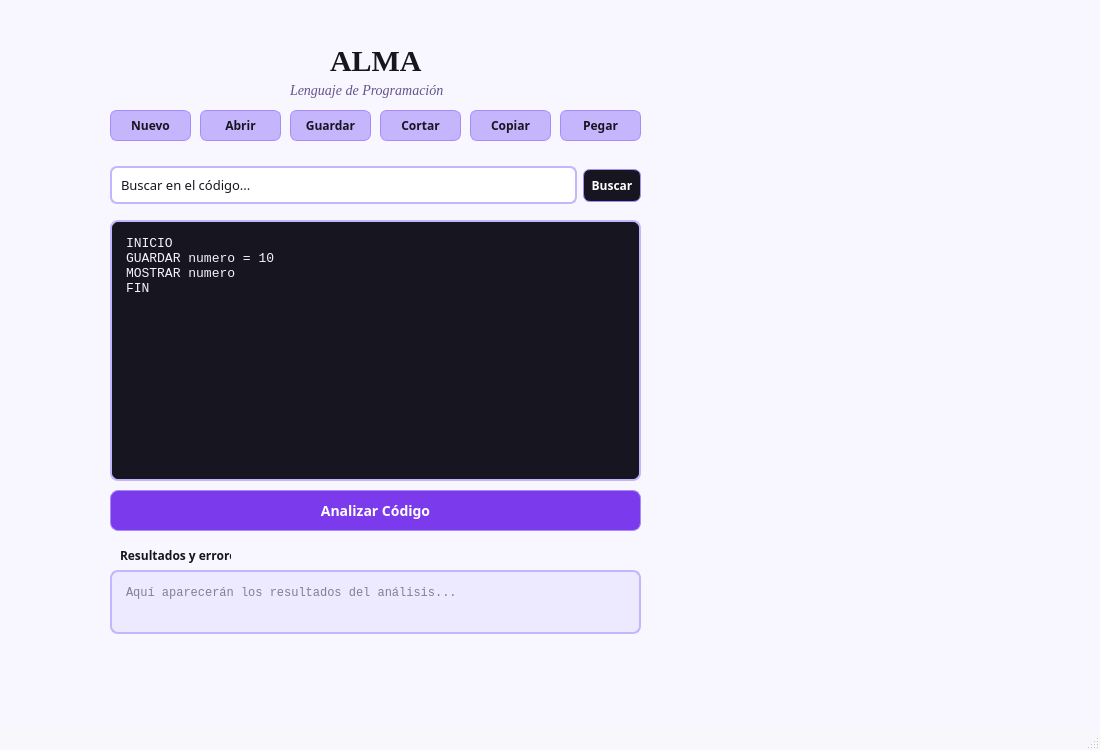
Old version of the form PROYECTO FINAL AUTOMATAS/interfaz/diseño.ui in the repository alito374/Proyecto-Final-.
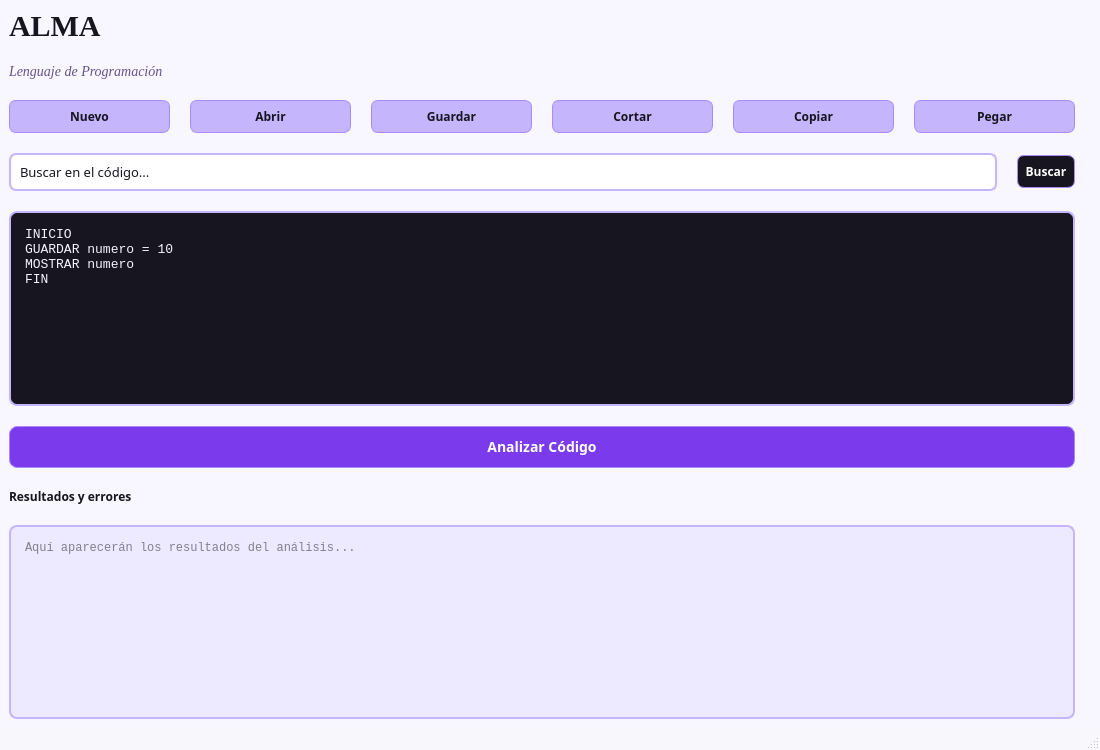
New version of the form.

Commit message: Interfaz actualizada conexion de primeros botones

```diff
--- a/PROYECTO FINAL AUTOMATAS/interfaz/diseño.ui
+++ b/PROYECTO FINAL AUTOMATAS/interfaz/diseño.ui
@@ -82,20 +82,26 @@
 </string>
   </property>
   <widget class="QWidget" name="centralwidget">
+   <property name="layoutDirection">
+    <enum>Qt::LayoutDirection::LeftToRight</enum>
+   </property>
    <property name="styleSheet">
     <string notr="true">QWidget#centralwidget {
     background-color: #F8F7FF;
 }</string>
    </property>
+   <layout class="QVBoxLayout" name="verticalLayout">
+    <property name="spacing">
+     <number>20</number>
+    </property>
+    <property name="leftMargin">
+     <number>9</number>
+    </property>
+    <property name="rightMargin">
+     <number>25</number>
+    </property>
+    <item>
    <widget class="QLabel" name="ALMA">
-    <property name="geometry">
-     <rect>
-      <x>330</x>
-      <y>30</y>
-      <width>101</width>
-      <height>61</height>
-     </rect>
-    </property>
     <property name="font">
      <font>
       <family>Times New Roman</family>
@@ -114,15 +120,9 @@
      <string>ALMA</string>
     </property>
    </widget>
+    </item>
+    <item>
    <widget class="QLabel" name="subtituloALMA">
-    <property name="geometry">
-     <rect>
-      <x>290</x>
-      <y>80</y>
-      <width>181</width>
-      <height>21</height>
-     </rect>
-    </property>
     <property name="font">
      <font>
       <family>Times New Roman</family>
@@ -142,53 +142,11 @@
      <string>Lenguaje de Programación</string>
     </property>
    </widget>
-   <widget class="QPushButton" name="btnGuardar">
-    <property name="geometry">
-     <rect>
-      <x>290</x>
-      <y>110</y>
-      <width>81</width>
-      <height>31</height>
-     </rect>
-    </property>
-    <property name="font">
-     <font>
-      <family>Traditional Arabic</family>
-      <bold>true</bold>
-     </font>
-    </property>
-    <property name="text">
-     <string>Guardar</string>
-    </property>
-   </widget>
-   <widget class="QPushButton" name="btnAbrir">
-    <property name="geometry">
-     <rect>
-      <x>200</x>
-      <y>110</y>
-      <width>81</width>
-      <height>31</height>
-     </rect>
-    </property>
-    <property name="font">
-     <font>
-      <family>Traditional Arabic</family>
-      <bold>true</bold>
-     </font>
-    </property>
-    <property name="text">
-     <string>Abrir</string>
-    </property>
-   </widget>
+    </item>
+    <item>
+     <layout class="QHBoxLayout" name="horizontalLayout_2">
+      <item>
    <widget class="QPushButton" name="btnNuevo">
-    <property name="geometry">
-     <rect>
-      <x>110</x>
-      <y>110</y>
-      <width>81</width>
-      <height>31</height>
-     </rect>
-    </property>
     <property name="font">
      <font>
       <family>Traditional Arabic</family>
@@ -202,15 +160,35 @@
      <string>Nuevo</string>
     </property>
    </widget>
+      </item>
+      <item>
+       <widget class="QPushButton" name="btnAbrir">
+        <property name="font">
+         <font>
+          <family>Traditional Arabic</family>
+          <bold>true</bold>
+         </font>
+        </property>
+        <property name="text">
+         <string>Abrir</string>
+        </property>
+       </widget>
+      </item>
+      <item>
+       <widget class="QPushButton" name="btnGuardar">
+        <property name="font">
+         <font>
+          <family>Traditional Arabic</family>
+          <bold>true</bold>
+         </font>
+        </property>
+        <property name="text">
+         <string>Guardar</string>
+        </property>
+       </widget>
+      </item>
+      <item>
    <widget class="QPushButton" name="btnCortar">
-    <property name="geometry">
-     <rect>
-      <x>380</x>
-      <y>110</y>
-      <width>81</width>
-      <height>31</height>
-     </rect>
-    </property>
     <property name="font">
      <font>
       <family>Traditional Arabic</family>
@@ -221,15 +199,9 @@
      <string>Cortar</string>
     </property>
    </widget>
+      </item>
+      <item>
    <widget class="QPushButton" name="btnCopiar">
-    <property name="geometry">
-     <rect>
-      <x>470</x>
-      <y>110</y>
-      <width>81</width>
-      <height>31</height>
-     </rect>
-    </property>
     <property name="font">
      <font>
       <family>Traditional Arabic</family>
@@ -240,15 +212,9 @@
      <string>Copiar</string>
     </property>
    </widget>
+      </item>
+      <item>
    <widget class="QPushButton" name="btnPegar">
-    <property name="geometry">
-     <rect>
-      <x>560</x>
-      <y>110</y>
-      <width>81</width>
-      <height>31</height>
-     </rect>
-    </property>
     <property name="font">
      <font>
       <family>Traditional Arabic</family>
@@ -259,15 +225,41 @@
      <string>Pegar</string>
     </property>
    </widget>
+      </item>
+     </layout>
+    </item>
+    <item>
+     <layout class="QHBoxLayout" name="horizontalLayout">
+      <item>
+       <widget class="QLineEdit" name="entradaBuscar">
+        <property name="font">
+         <font>
+          <family>Traditional Arabic</family>
+          <pointsize>10</pointsize>
+         </font>
+        </property>
+        <property name="text">
+         <string>Buscar en el código...</string>
+        </property>
+       </widget>
+      </item>
+      <item>
+       <widget class="QPushButton" name="btnBuscar">
+        <property name="font">
+         <font>
+          <family>Traditional Arabic</family>
+          <bold>true</bold>
+         </font>
+        </property>
+        <property name="text">
+         <string>Buscar</string>
+        </property>
+       </widget>
+      </item>
+     </layout>
+    </item>
+    <item>
    <widget class="QPlainTextEdit" name="editorCodigo">
-    <property name="geometry">
-     <rect>
-      <x>110</x>
-      <y>220</y>
-      <width>531</width>
-      <height>261</height>
-     </rect>
-    </property>
     <property name="font">
      <font>
       <family>Consolas</family>
@@ -284,15 +276,9 @@
      <string>INICIO  GUARDAR numero = 10  MOSTRAR numero  FIN</string>
     </property>
    </widget>
+    </item>
+    <item>
    <widget class="QPushButton" name="btnAnalizar">
-    <property name="geometry">
-     <rect>
-      <x>110</x>
-      <y>490</y>
-      <width>531</width>
-      <height>41</height>
-     </rect>
-    </property>
     <property name="font">
      <font>
       <family>Traditional Arabic</family>
@@ -317,15 +303,9 @@
      <string>Analizar Código</string>
     </property>
    </widget>
+    </item>
+    <item>
    <widget class="QLabel" name="Resultados">
-    <property name="geometry">
-     <rect>
-      <x>120</x>
-      <y>540</y>
-      <width>111</width>
-      <height>31</height>
-     </rect>
-    </property>
     <property name="font">
      <font>
       <family>Traditional Arabic</family>
@@ -336,15 +316,9 @@
      <string>Resultados y errores</string>
     </property>
    </widget>
+    </item>
+    <item>
    <widget class="QTextEdit" name="tituloResultados">
-    <property name="geometry">
-     <rect>
-      <x>110</x>
-      <y>570</y>
-      <width>531</width>
-      <height>64</height>
-     </rect>
-    </property>
     <property name="readOnly">
      <bool>true</bool>
     </property>
@@ -352,44 +326,8 @@
      <string>Aquí aparecerán los resultados del análisis...</string>
     </property>
    </widget>
-   <widget class="QWidget" name="">
-    <property name="geometry">
-     <rect>
-      <x>110</x>
-      <y>160</y>
-      <width>531</width>
-      <height>51</height>
-     </rect>
-    </property>
-    <layout class="QHBoxLayout" name="horizontalLayout">
-     <item>
-      <widget class="QLineEdit" name="entradaBuscar">
-       <property name="font">
-        <font>
-         <family>Traditional Arabic</family>
-         <pointsize>10</pointsize>
-        </font>
-       </property>
-       <property name="text">
-        <string>Buscar en el código...</string>
-       </property>
-      </widget>
-     </item>
-     <item>
-      <widget class="QPushButton" name="btnBuscar">
-       <property name="font">
-        <font>
-         <family>Traditional Arabic</family>
-         <bold>true</bold>
-        </font>
-       </property>
-       <property name="text">
-        <string>Buscar</string>
-       </property>
-      </widget>
-     </item>
-    </layout>
-   </widget>
+    </item>
+   </layout>
   </widget>
   <widget class="QMenuBar" name="menubar">
    <property name="geometry">
```
Lines whose indentation alone changed are shown as unchanged. The commit also changes 2 other files.
